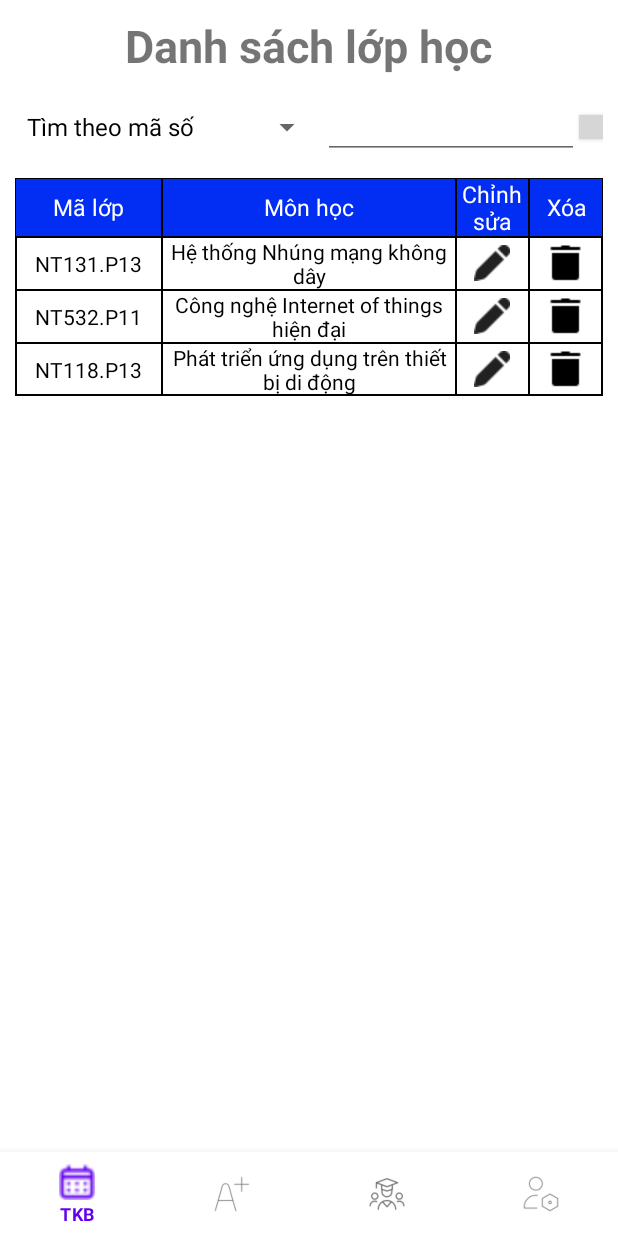
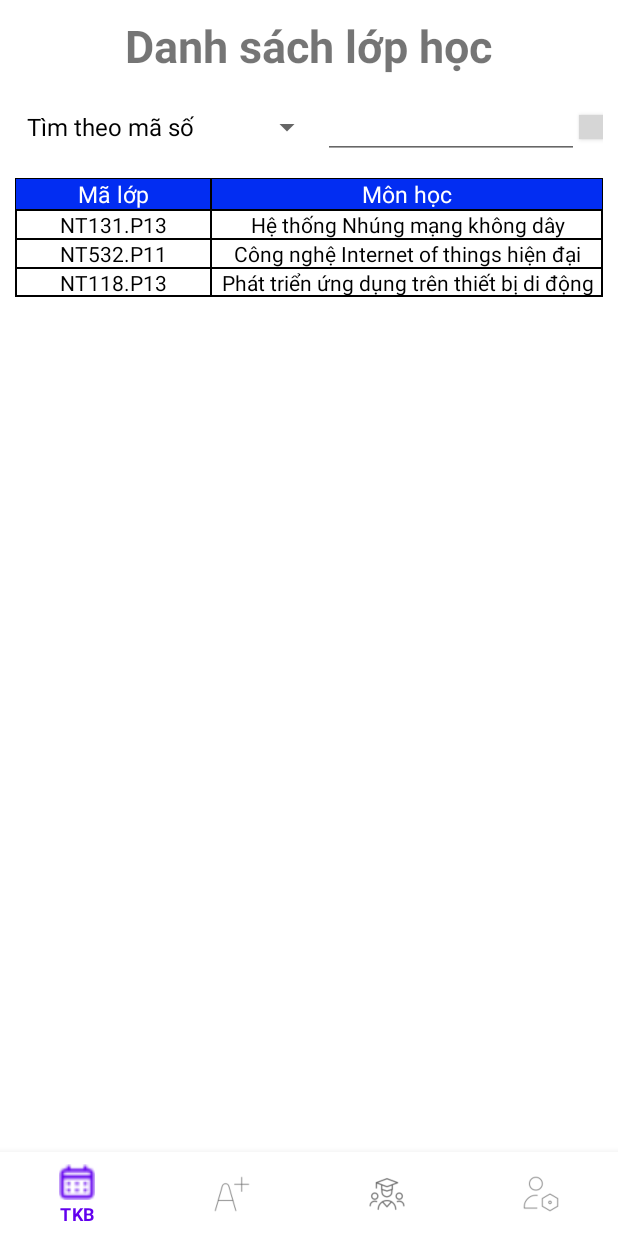
Before and after one commit to VuBaTai2004/ChillTime, an Android app: the fragment TeacherClassFragment placed in its activity, on a phone screen of 412 x 824 dp. Run offline under Robolectric (Android 15) with nearby library versions, the light colour scheme and no system bars; libraries missing offline, so code that uses them is left out: com.prolificinteractive.materialcalendarview; 40 statements that could not run were skipped; grey boxes are pictures that could not be loaded.

Commit message:
Change TeacherClassAdapter - remove edit/delete button

```diff
--- /dev/null
+++ b/app/src/main/java/com/example/chilltime/TeacherClassAdapter.java
@@ -0,0 +1,96 @@
+package com.example.chilltime;
+
+import android.content.Context;
+import android.view.LayoutInflater;
+import android.view.View;
+import android.view.ViewGroup;
+import android.widget.ImageView;
+import android.widget.TextView;
+
+import androidx.annotation.NonNull;
+import androidx.appcompat.app.AppCompatActivity;
+import androidx.fragment.app.FragmentManager;
+import androidx.fragment.app.FragmentTransaction;
+import androidx.recyclerview.widget.RecyclerView;
+
+import java.util.ArrayList;
+
+public class TeacherClassAdapter extends RecyclerView.Adapter<TeacherClassAdapter.TeacherClassViewHolder> {
+    private final Context context;
+    private final ArrayList<AdminClass> adminClassList;
+    private ArrayList<AdminClass> filteredList;
+
+    public TeacherClassAdapter(Context context, ArrayList<AdminClass> adminClassList) {
+        this.adminClassList = adminClassList;
+        this.context = context;
+        this.filteredList = new ArrayList<>(adminClassList);
+    }
+
+    public static class TeacherClassViewHolder extends RecyclerView.ViewHolder {
+        public TextView classIdTextView;
+        public TextView classSubjectTextView;
+        // ... other views
+
+        public TeacherClassViewHolder(View itemView) {
+            super(itemView);
+            classIdTextView = itemView.findViewById(R.id.tv_class_id);
+            classSubjectTextView = itemView.findViewById(R.id.tv_class_subject);
+            // ... initialize other views
+        }
+    }
+
+    @NonNull
+    @Override
+    public TeacherClassAdapter.TeacherClassViewHolder onCreateViewHolder(@NonNull ViewGroup parent, int viewType) {
+        View itemView = LayoutInflater.from(context)
+                .inflate(R.layout.teacher_class_adapter, parent, false);
+        return new TeacherClassViewHolder(itemView);
+    }
+
+    @Override
+    public void onBindViewHolder(@NonNull TeacherClassViewHolder holder, int position) {
+        AdminClass currentItem = adminClassList.get(position);
+        holder.classIdTextView.setText(currentItem.getClassId());
+        holder.classSubjectTextView.setText(currentItem.getClassSubject());
+//        holder.editButton.setOnClickListener(new View.OnClickListener() {
+//            @Override
+//            public void onClick(View v) {
+//                // Handle edit button click
+//                FragmentManager fragmentManager = ((AppCompatActivity) context).getSupportFragmentManager();
+//                FragmentTransaction fragmentTransaction = fragmentManager.beginTransaction();
+//                fragmentTransaction.replace(R.id.fragment_container, new AdminClassModifyFragment(currentItem));
+//                fragmentTransaction.addToBackStack(null); // Optional: adds the transaction to the back stack
+//                fragmentTransaction.commit();
+//            }
+//        });
+//        holder.deleteButton.setOnClickListener(new View.OnClickListener() {
+//            @Override
+//            public void onClick(View v) {
+//                // Handle delete button click
+//            }
+//        });
+    }
+
+    @Override
+    public int getItemCount() {
+        if (filteredList != null) {
+            return filteredList.size();
+        } else return adminClassList.size();
+
+    }
+
+    public void filter(String query, String filterType) {
+        filteredList.clear();
+        if (query.isEmpty()) {
+            filteredList.addAll(adminClassList);
+        } else {
+            for (AdminClass item : adminClassList) {
+                if ((filterType.equals("Tìm theo mã số") && item.getClassId().toLowerCase().contains(query.toLowerCase())) ||
+                        (filterType.equals("Tìm theo tên") && item.getClassSubject().toLowerCase().contains(query.toLowerCase()))) {
+                    filteredList.add(item);
+                }
+            }
+        }
+        notifyDataSetChanged();
+    }
+}
--- a/app/src/main/java/com/example/chilltime/TeacherClassFragment.java
+++ b/app/src/main/java/com/example/chilltime/TeacherClassFragment.java
@@ -30,7 +30,7 @@ public class TeacherClassFragment extends Fragment {
 
 
         RecyclerView recyclerView = view.findViewById(R.id.rv_student_class);
-        AdminClassAdapter adapter = new AdminClassAdapter(view.getContext(), adminClasses);
+        TeacherClassAdapter adapter = new TeacherClassAdapter(view.getContext(), adminClasses);
         recyclerView.setLayoutManager(new LinearLayoutManager(view.getContext()));
         recyclerView.setAdapter(adapter);
 
--- a/app/src/main/res/layout/fragment_teacher_class.xml
+++ b/app/src/main/res/layout/fragment_teacher_class.xml
@@ -92,25 +92,25 @@
                     android:textColor="@color/white"
                     android:textSize="15sp" />
 
-                <TextView
-                    android:layout_width="0dp"
-                    android:layout_height="match_parent"
-                    android:layout_weight="1"
-                    android:background="@drawable/border_1px"
-                    android:gravity="center"
-                    android:text="@string/modify"
-                    android:textColor="@color/white"
-                    android:textSize="15sp" />
+<!--                <TextView-->
+<!--                    android:layout_width="0dp"-->
+<!--                    android:layout_height="match_parent"-->
+<!--                    android:layout_weight="1"-->
+<!--                    android:background="@drawable/border_1px"-->
+<!--                    android:gravity="center"-->
+<!--                    android:text="@string/modify"-->
+<!--                    android:textColor="@color/white"-->
+<!--                    android:textSize="15sp" />-->
 
-                <TextView
-                    android:layout_width="0dp"
-                    android:layout_height="match_parent"
-                    android:layout_weight="1"
-                    android:background="@drawable/border_1px"
-                    android:gravity="center"
-                    android:text="@string/delete"
-                    android:textColor="@color/white"
-                    android:textSize="15sp" />
+<!--                <TextView-->
+<!--                    android:layout_width="0dp"-->
+<!--                    android:layout_height="match_parent"-->
+<!--                    android:layout_weight="1"-->
+<!--                    android:background="@drawable/border_1px"-->
+<!--                    android:gravity="center"-->
+<!--                    android:text="@string/delete"-->
+<!--                    android:textColor="@color/white"-->
+<!--                    android:textSize="15sp" />-->
             </LinearLayout>
 
             <androidx.recyclerview.widget.RecyclerView
--- /dev/null
+++ b/app/src/main/res/layout/teacher_class_adapter.xml
@@ -0,0 +1,34 @@
+<?xml version="1.0" encoding="utf-8"?>
+<androidx.constraintlayout.widget.ConstraintLayout xmlns:android="http://schemas.android.com/apk/res/android"
+    android:layout_width="match_parent"
+    android:layout_height="wrap_content"
+    xmlns:app="http://schemas.android.com/apk/res-auto">
+
+    <LinearLayout
+        android:id="@+id/ll_adapter_classlist"
+        android:layout_width="match_parent"
+        android:layout_height="wrap_content"
+        app:layout_constraintTop_toTopOf="parent"
+        android:orientation="horizontal"
+        android:gravity="center_vertical"
+        android:background="@drawable/border_1px">
+
+        <TextView
+            android:id="@+id/tv_class_id"
+            android:layout_width="0dp"
+            android:layout_height="match_parent"
+            android:layout_weight="2"
+            android:textColor="@color/black"
+            android:gravity="center"
+            android:background="@drawable/border_1px" />
+        <TextView
+            android:id="@+id/tv_class_subject"
+            android:layout_width="0dp"
+            android:layout_height="match_parent"
+            android:layout_weight="4"
+            android:textColor="@color/black"
+            android:gravity="center"
+            android:background="@drawable/border_1px" />
+    </LinearLayout>
+
+</androidx.constraintlayout.widget.ConstraintLayout>
```
